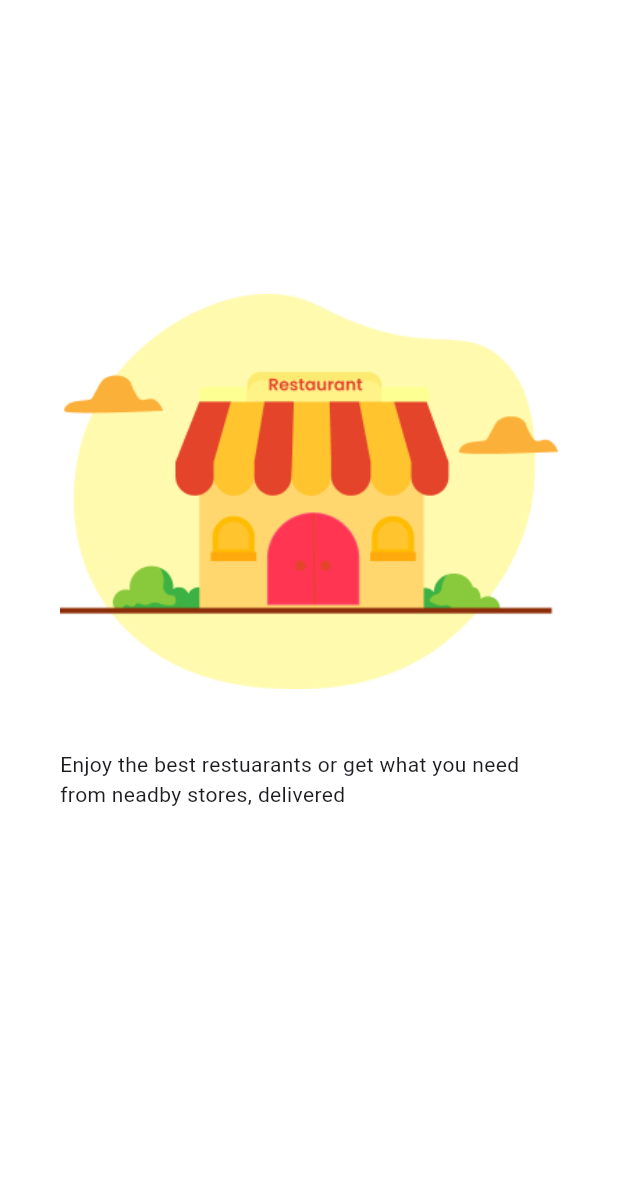
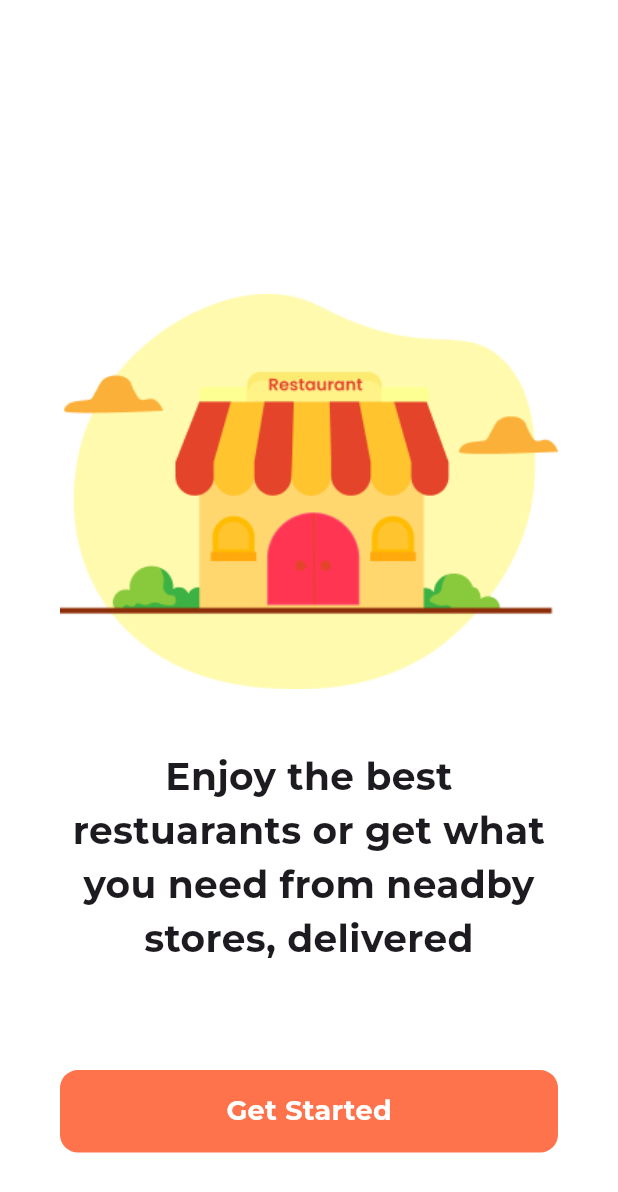
Before and after one commit to ajayunni7/foodzy, a Flutter app: the screen it shows after launch, on a phone screen of 412 x 824 dp. Shown: the top 1192 px of the screen. Run offline on Flutter 3.47's test engine with Material 3 defaults, Android fonts, the phone set to English and light mode, and no system bars; our stand-ins replace get, simple_animations.

```diff
--- /dev/null
+++ b/lib/login_page.dart
@@ -0,0 +1,20 @@
+import 'package:flutter/material.dart';
+
+class LoginPage extends StatelessWidget {
+  const LoginPage({super.key});
+
+  @override
+  Widget build(BuildContext context) {
+    return Scaffold(
+      backgroundColor: const Color(0xffFFB6C1),
+      appBar: AppBar(
+        backgroundColor: const Color(0xffFFB6C1),
+      ),
+      body: SizedBox(
+        height: 60,
+        width: 80,
+        child: Image.asset('assets/pizza.png'),
+      ),
+    );
+  }
+}
--- a/lib/main.dart
+++ b/lib/main.dart
@@ -1,4 +1,7 @@
 import 'package:flutter/material.dart';
+import 'package:foodzy/login_page.dart';
+import 'package:get/get.dart';
+import 'package:simple_animations/animation_builder/play_animation_builder.dart';
 
 void main() {
   runApp(const Myapp());
@@ -9,7 +12,7 @@ class Myapp extends StatelessWidget {
 
   @override
   Widget build(BuildContext context) {
-    return const MaterialApp(
+    return const GetMaterialApp(
       debugShowCheckedModeBanner: false,
       home: LandingPage(),
     );
@@ -38,8 +41,44 @@ class LandingPage extends StatelessWidget {
               const SizedBox(
                 height: 40,
               ),
-              Text(
-                  'Enjoy the best restuarants or get what you need from neadby stores, delivered')
+              const Text(
+                textAlign: TextAlign.center,
+                'Enjoy the best restuarants or get what you need from neadby stores, delivered',
+                style: TextStyle(
+                    fontSize: 25,
+                    fontFamily: 'Montserrat',
+                    fontWeight: FontWeight.bold),
+              ),
+              const SizedBox(
+                height: 70,
+              ),
+              PlayAnimationBuilder<double>(
+                tween: Tween(begin: 140, end: 400),
+                duration: const Duration(seconds: 2),
+                builder: (context, value, child) {
+                  return InkWell(
+                    onTap: () {
+                      Get.to(() => const LoginPage());
+                    },
+                    child: Container(
+                      decoration: BoxDecoration(
+                          color: const Color(0xFFFE724C),
+                          borderRadius: BorderRadius.circular(12)),
+                      height: 55,
+                      width: value,
+                      child: const Center(
+                          child: Text(
+                        style: TextStyle(
+                            color: Colors.white,
+                            fontFamily: 'Montserrat',
+                            fontWeight: FontWeight.bold,
+                            fontSize: 18),
+                        'Get Started',
+                      )),
+                    ),
+                  );
+                },
+              ),
             ],
           ),
         ),
```
Also changed, not shown: pubspec.yaml (+7 -2 lines), assets/pizza.png (added), fonts/Montserrat-VariableFont_wght.ttf (added), fonts/NunitoSans-VariableFont_YTLC,opsz,wdth,wght.ttf (deleted), pubspec.lock.
